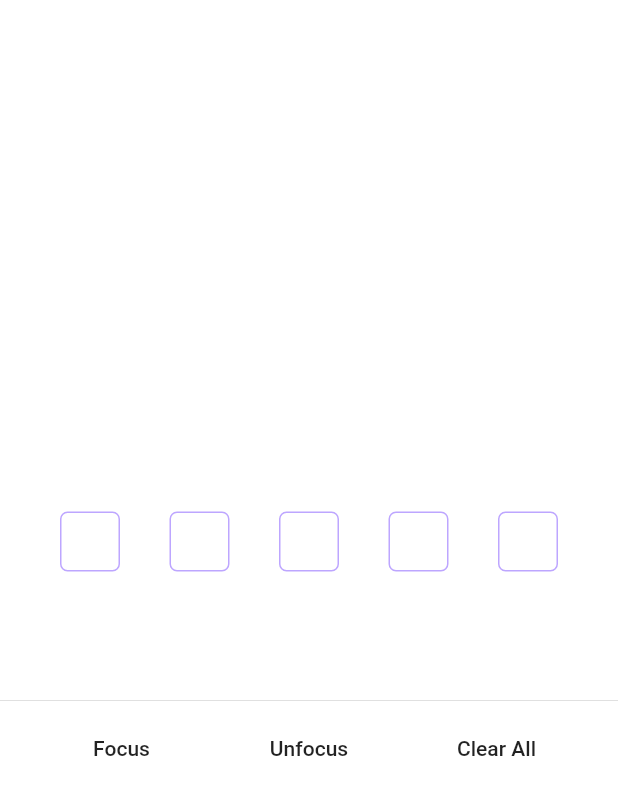
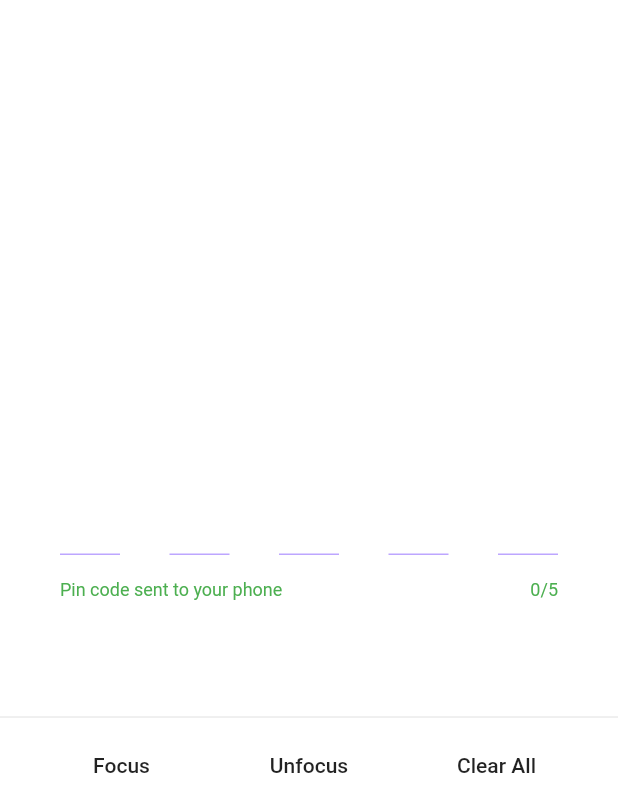
Before and after one commit to Tkko/Flutter_Pinput, a Flutter app: the screen it shows after launch, on a phone screen of 412 x 824 dp. Shown: the top 812 px of the screen. Run offline on Flutter 3.47's test engine with Material 2 defaults, Android fonts, the phone set to English and light mode, and no system bars.

Commit message:
Second example demo

```diff
--- a/example/lib/main.dart
+++ b/example/lib/main.dart
@@ -1,5 +1,6 @@
 import 'package:flutter/material.dart';
 import 'package:pinput/pin_put/pin_put.dart';
+import 'package:pinput/pin_put/pin_put_state.dart';
 
 void main() => runApp(PinPutTest());
 
@@ -14,9 +15,9 @@ class PinPutTestState extends State<PinPutTest> {
 
   BoxDecoration get _pinPutDecoration {
     return BoxDecoration(
-      border: Border.all(color: Colors.deepPurpleAccent),
-      borderRadius: BorderRadius.circular(15),
-    );
+        border: Border(
+      bottom: BorderSide(color: Colors.deepPurpleAccent),
+    ));
   }
 
   @override
@@ -45,13 +46,23 @@ class PinPutTestState extends State<PinPutTest> {
                         onSubmit: (String pin) => _showSnackBar(pin, context),
                         focusNode: _pinPutFocusNode,
                         controller: _pinPutController,
+                        pinAnimationType: PinAnimationType.scale,
+                        inputDecoration: InputDecoration(
+                          border: InputBorder.none,
+                          helperText: 'Pin code sent to your phone',
+                        ),
                         submittedFieldDecoration: _pinPutDecoration.copyWith(
-                            borderRadius: BorderRadius.circular(20)),
+                          border: Border(
+                            bottom: BorderSide(
+                                width: 2,
+                                color: Colors.deepPurpleAccent.withOpacity(1)),
+                          ),
+                        ),
                         selectedFieldDecoration: _pinPutDecoration,
                         followingFieldDecoration: _pinPutDecoration.copyWith(
-                          borderRadius: BorderRadius.circular(5),
-                          border: Border.all(
-                            color: Colors.deepPurpleAccent.withOpacity(.5),
+                          border: Border(
+                            bottom: BorderSide(
+                                color: Colors.deepPurpleAccent.withOpacity(.5)),
                           ),
                         ),
                       ),
```
Also changed, not shown: 1 other file.
